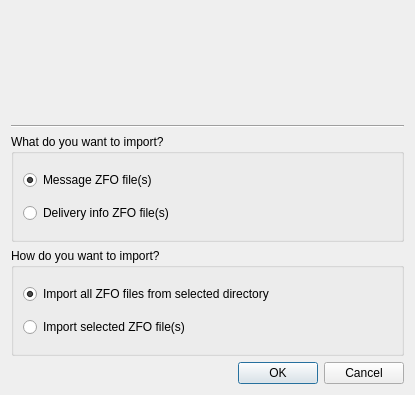
Above: src/gui/ui/dlg_import_zfo.ui from psakar/datovka before the change. Below: the same form after it.
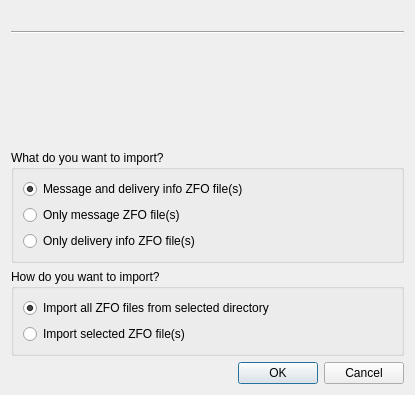
That is the form after the change.

Commit message: Improved ZFO import

The edit to the form file:
```diff
--- a/src/gui/ui/dlg_import_zfo.ui
+++ b/src/gui/ui/dlg_import_zfo.ui
@@ -40,6 +40,19 @@
      </property>
     </widget>
    </item>
+   <item>
+    <spacer name="verticalSpacer">
+     <property name="orientation">
+      <enum>Qt::Vertical</enum>
+     </property>
+     <property name="sizeHint" stdset="0">
+      <size>
+       <width>20</width>
+       <height>40</height>
+      </size>
+     </property>
+    </spacer>
+   </item>
    <item>
     <widget class="QGroupBox" name="groupBox_2">
      <property name="title">
@@ -47,19 +60,29 @@
      </property>
      <layout class="QVBoxLayout" name="verticalLayout_3">
       <item>
-       <widget class="QRadioButton" name="messageZFO">
+       <widget class="QRadioButton" name="allZFO">
         <property name="text">
-         <string>Message ZFO file(s)</string>
+         <string>Message and delivery info ZFO file(s)</string>
         </property>
         <property name="checked">
          <bool>true</bool>
         </property>
        </widget>
       </item>
+      <item>
+       <widget class="QRadioButton" name="messageZFO">
+        <property name="text">
+         <string>Only message ZFO file(s)</string>
+        </property>
+        <property name="checked">
+         <bool>false</bool>
+        </property>
+       </widget>
+      </item>
       <item>
        <widget class="QRadioButton" name="deliveryZFO">
         <property name="text">
-         <string>Delivery info ZFO file(s)</string>
+         <string>Only delivery info ZFO file(s)</string>
         </property>
        </widget>
       </item>
```
The commit also changes 11 other files.
